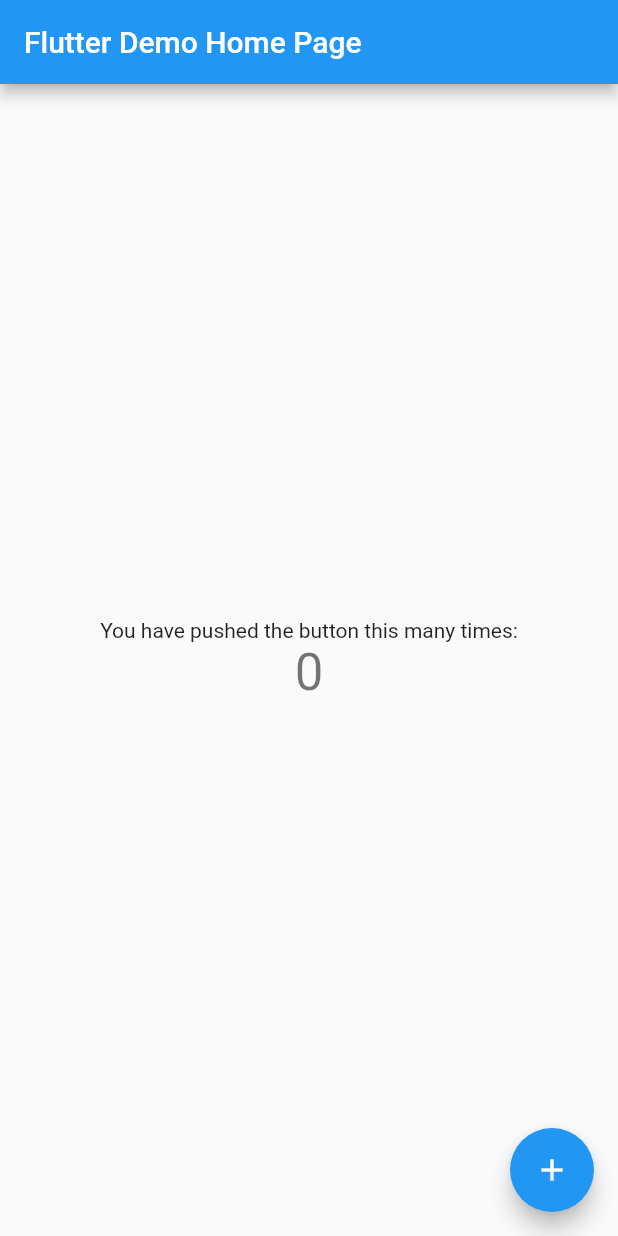
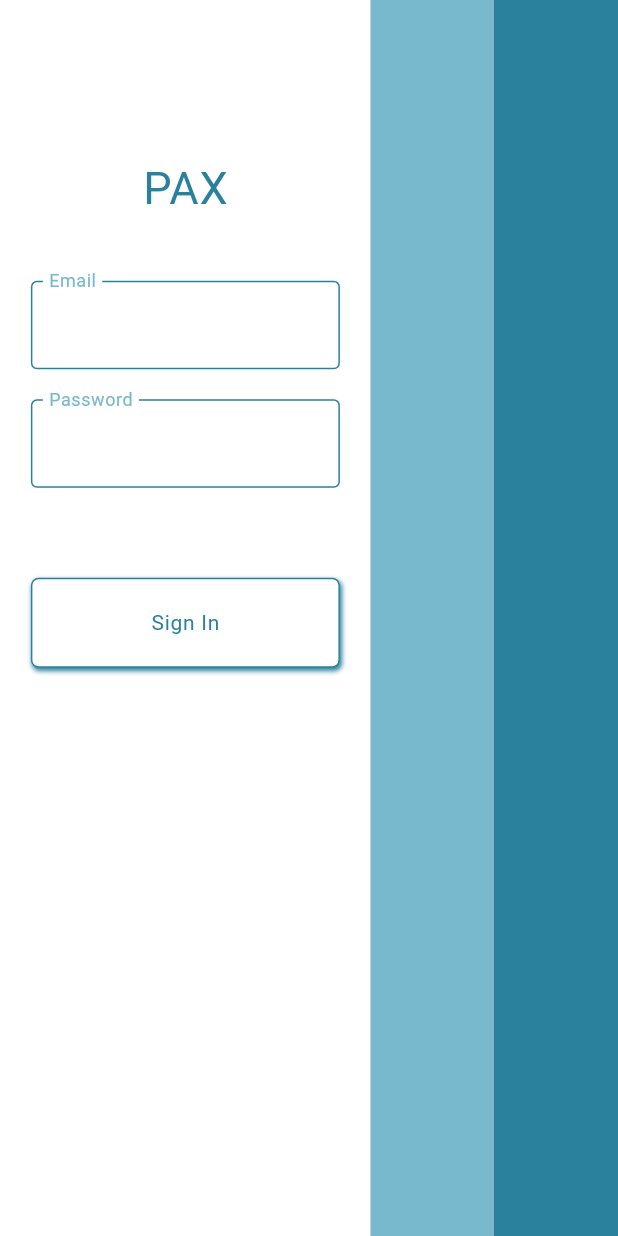
Before and after one commit to l3limp/pax, a Flutter app: the screen it shows after launch, on a phone screen of 412 x 824 dp. Run offline on Flutter 3.47's test engine with Material 2 defaults, Android fonts, the phone set to English and light mode, and no system bars; our stand-ins replace cloud_firestore, firebase_auth, firebase_core, google_fonts; accounts and stored records are empty.

Commit message:
added firebase sign in

```diff
--- /dev/null
+++ b/lib/init/initialisation.dart
@@ -0,0 +1,43 @@
+import 'package:firebase_auth/firebase_auth.dart';
+import 'package:firebase_core/firebase_core.dart';
+import 'package:flutter/material.dart';
+import 'package:pax/screens/home.dart';
+import 'package:pax/screens/login.dart';
+
+class Initialising extends StatefulWidget {
+  const Initialising({Key? key}) : super(key: key);
+
+  @override
+  _InitialisingState createState() => _InitialisingState();
+}
+
+class _InitialisingState extends State<Initialising> {
+  @override
+  Widget build(BuildContext context) {
+    WidgetsFlutterBinding.ensureInitialized();
+    User? _user;
+    return SafeArea(
+      child: Scaffold(
+        backgroundColor: Colors.white,
+        body: Center(
+          child: FutureBuilder(
+            future: Firebase.initializeApp(),
+            builder: (context, snapshot) {
+              if (snapshot.hasData) {
+                final FirebaseAuth _auth = FirebaseAuth.instance;
+                _user = _auth.currentUser;
+                if (_user != null) {
+                  return const HomeScreen();
+                } else {
+                  return const LoginPage();
+                }
+              } else {
+                return const Center(child: CircularProgressIndicator());
+              }
+            },
+          ),
+        ),
+      ),
+    );
+  }
+}
--- a/lib/main.dart
+++ b/lib/main.dart
@@ -1,115 +1,22 @@
 import 'package:flutter/material.dart';
+import 'package:pax/init/initialisation.dart';
+import 'package:pax/screens/home.dart';
+import 'package:pax/screens/login.dart';
 
 void main() {
-  runApp(const MyApp());
+  runApp(
+    MaterialApp(
+      theme: ThemeData(
+        brightness: Brightness.dark,
+        primaryColorDark: Colors.white,
+        primaryColor: Colors.white,
+      ),
+      debugShowCheckedModeBanner: false,
+      routes: {
+        '/': (context) => const Initialising(),
+        '/home': (context) => const HomeScreen(),
+        '/login_page': (context) => const LoginPage(),
+      },
+    ),
+  );
 }
-
-class MyApp extends StatelessWidget {
-  const MyApp({Key? key}) : super(key: key);
-
-  // This widget is the root of your application.
-  @override
-  Widget build(BuildContext context) {
-    return MaterialApp(
-      title: 'Flutter Demo',
-      theme: ThemeData(
-        // This is the theme of your application.
-        //
-        // Try running your application with "flutter run". You'll see the
-        // application has a blue toolbar. Then, without quitting the app, try
-        // changing the primarySwatch below to Colors.green and then invoke
-        // "hot reload" (press "r" in the console where you ran "flutter run",
-        // or simply save your changes to "hot reload" in a Flutter IDE).
-        // Notice that the counter didn't reset back to zero; the application
-        // is not restarted.
-        primarySwatch: Colors.blue,
-      ),
-      home: const MyHomePage(title: 'Flutter Demo Home Page'),
-    );
-  }
-}
-
-class MyHomePage extends StatefulWidget {
-  const MyHomePage({Key? key, required this.title}) : super(key: key);
-
-  // This widget is the home page of your application. It is stateful, meaning
-  // that it has a State object (defined below) that contains fields that affect
-  // how it looks.
-
-  // This class is the configuration for the state. It holds the values (in this
-  // case the title) provided by the parent (in this case the App widget) and
-  // used by the build method of the State. Fields in a Widget subclass are
-  // always marked "final".
-
-  final String title;
-
-  @override
-  State<MyHomePage> createState() => _MyHomePageState();
-}
-
-class _MyHomePageState extends State<MyHomePage> {
-  int _counter = 0;
-
-  void _incrementCounter() {
-    setState(() {
-      // This call to setState tells the Flutter framework that something has
-      // changed in this State, which causes it to rerun the build method below
-      // so that the display can reflect the updated values. If we changed
-      // _counter without calling setState(), then the build method would not be
-      // called again, and so nothing would appear to happen.
-      _counter++;
-    });
-  }
-
-  @override
-  Widget build(BuildContext context) {
-    // This method is rerun every time setState is called, for instance as done
-    // by the _incrementCounter method above.
-    //
-    // The Flutter framework has been optimized to make rerunning build methods
-    // fast, so that you can just rebuild anything that needs updating rather
-    // than having to individually change instances of widgets.
-    return Scaffold(
-      appBar: AppBar(
-        // Here we take the value from the MyHomePage object that was created by
-        // the App.build method, and use it to set our appbar title.
-        title: Text(widget.title),
-      ),
-      body: Center(
-        // Center is a layout widget. It takes a single child and positions it
-        // in the middle of the parent.
-        child: Column(
-          // Column is also a layout widget. It takes a list of children and
-          // arranges them vertically. By default, it sizes itself to fit its
-          // children horizontally, and tries to be as tall as its parent.
-          //
-          // Invoke "debug painting" (press "p" in the console, choose the
-          // "Toggle Debug Paint" action from the Flutter Inspector in Android
-          // Studio, or the "Toggle Debug Paint" command in Visual Studio Code)
-          // to see the wireframe for each widget.
-          //
-          // Column has various properties to control how it sizes itself and
-          // how it positions its children. Here we use mainAxisAlignment to
-          // center the children vertically; the main axis here is the vertical
-          // axis because Columns are vertical (the cross axis would be
-          // horizontal).
-          mainAxisAlignment: MainAxisAlignment.center,
-          children: <Widget>[
-            const Text(
-              'You have pushed the button this many times:',
-            ),
-            Text(
-              '$_counter',
-              style: Theme.of(context).textTheme.headline4,
-            ),
-          ],
-        ),
-      ),
-      floatingActionButton: FloatingActionButton(
-        onPressed: _incrementCounter,
-        tooltip: 'Increment',
-        child: const Icon(Icons.add),
-      ), // This trailing comma makes auto-formatting nicer for build methods.
-    );
-  }
-}
--- /dev/null
+++ b/lib/screens/home.dart
@@ -0,0 +1,32 @@
+import 'package:firebase_auth/firebase_auth.dart';
+import 'package:flutter/material.dart';
+
+class HomeScreen extends StatefulWidget {
+  const HomeScreen({Key? key}) : super(key: key);
+
+  @override
+  _HomeScreenState createState() => _HomeScreenState();
+}
+
+class _HomeScreenState extends State<HomeScreen> {
+  @override
+  Widget build(BuildContext context) {
+    double _height = MediaQuery.of(context).size.height;
+    double _width = MediaQuery.of(context).size.width;
+    FirebaseAuth _auth = FirebaseAuth.instance;
+    User? _user = FirebaseAuth.instance.currentUser;
+    return Scaffold(
+      appBar: AppBar(
+        title: Text("Pax"),
+      ),
+      body: Center(
+          child: TextButton(
+        child: Text("pax sign out"),
+        onPressed: () async {
+          await _auth.signOut();
+          Navigator.popAndPushNamed(context, '/login_page');
+        },
+      )),
+    );
+  }
+}
--- /dev/null
+++ b/lib/screens/login.dart
@@ -0,0 +1,214 @@
+import 'package:pax/theme.dart';
+import 'package:cloud_firestore/cloud_firestore.dart';
+import 'package:firebase_auth/firebase_auth.dart';
+import 'package:flutter/material.dart';
+import 'package:google_fonts/google_fonts.dart';
+
+late FirebaseAuth _firebaseAuth;
+late CollectionReference users;
+
+class LoginPage extends StatelessWidget {
+  const LoginPage({Key? key}) : super(key: key);
+
+  @override
+  Widget build(BuildContext context) {
+    _firebaseAuth = FirebaseAuth.instance;
+    double height = MediaQuery.of(context).size.height;
+    double width = MediaQuery.of(context).size.width;
+    OurTheme _theme = OurTheme();
+    String _email = "";
+    String _password = "";
+    return SafeArea(
+      child: GestureDetector(
+        onTap: () => FocusScope.of(context).unfocus(),
+        child: Scaffold(
+            body: Container(
+          height: height,
+          width: width,
+          child: Row(
+            children: [
+              Container(
+                  height: height,
+                  width: width * 0.6,
+                  color: Colors.white,
+                  child: SingleChildScrollView(
+                    child: Column(
+                      children: [
+                        SizedBox(
+                          height: height * 0.0772,
+                        ),
+                        SizedBox(
+                          height: height * 0.15,
+                          width: width * 0.4,
+                          child: Center(
+                            child: Text("PAX",
+                                style: GoogleFonts.roboto(
+                                  textStyle: TextStyle(
+                                      color: _theme.primaryColor,
+                                      letterSpacing: .5,
+                                      fontSize: 30),
+                                )),
+                          ),
+                        ),
+                        Container(
+                          width: width * 0.5,
+                          child: TextFormField(
+                            onChanged: (text) {
+                              _email = text;
+                            },
+                            decoration: InputDecoration(
+                              border: const OutlineInputBorder(),
+                              labelText: "Email",
+                              floatingLabelBehavior:
+                                  FloatingLabelBehavior.always,
+                              labelStyle:
+                                  TextStyle(color: _theme.secondaryColor),
+                              enabledBorder: OutlineInputBorder(
+                                  borderSide:
+                                      BorderSide(color: _theme.primaryColor)),
+                              focusedBorder: OutlineInputBorder(
+                                  borderSide: BorderSide(
+                                      color: _theme.secondaryColor,
+                                      width: 1.3)),
+                            ),
+                            cursorColor: _theme.secondaryColor,
+                            style: GoogleFonts.roboto(
+                              textStyle: TextStyle(
+                                  color: _theme.primaryColor,
+                                  letterSpacing: .5),
+                            ),
+                            keyboardType: TextInputType.emailAddress,
+                          ),
+                        ),
+                        const SizedBox(
+                          height: 20,
+                        ),
+                        Container(
+                          width: width * 0.5,
+                          child: TextFormField(
+                            onChanged: (text) {
+                              _password = text;
+                            },
+                            decoration: InputDecoration(
+                              border: const OutlineInputBorder(),
+                              labelText: "Password",
+                              floatingLabelBehavior:
+                                  FloatingLabelBehavior.always,
+                              labelStyle:
+                                  TextStyle(color: _theme.secondaryColor),
+                              enabledBorder: OutlineInputBorder(
+                                  borderSide:
+                                      BorderSide(color: _theme.primaryColor)),
+                              focusedBorder: OutlineInputBorder(
+                                  borderSide: BorderSide(
+                                      color: _theme.secondaryColor,
+                                      width: 1.3)),
+                            ),
+                            cursorColor: _theme.secondaryColor,
+                            style: GoogleFonts.roboto(
+                              textStyle: TextStyle(
+                                  color: _theme.primaryColor,
+                                  letterSpacing: .5),
+                            ),
+                            keyboardType: TextInputType.visiblePassword,
+                          ),
+                        ),
+                        const SizedBox(
+                          height: 60,
+                        ),
+                        InkWell(
+                          onTap: () {
+                            if (_password.length < 7) {
+                              const snackBar = SnackBar(
+                                  content: Text(
+                                      'Please choose a password with more than 6 characters'));
+                              ScaffoldMessenger.of(context)
+                                  .showSnackBar(snackBar);
+                            } else {
+                              _signInOrSignUp(context, _email, _password);
+                            }
+                          },
+                          child: Container(
+                              decoration: BoxDecoration(
+                                color: Colors.white,
+                                boxShadow: [
+                                  BoxShadow(
+                                      color: _theme.primaryColor,
+                                      blurRadius: 2,
+                                      offset: const Offset(1, 2)),
+                                ],
+                                border: Border.all(
+                                    color: _theme.primaryColor, width: 1),
+                                borderRadius: BorderRadius.circular(5),
+                              ),
+                              width: width * 0.5,
+                              height: 60,
+                              child: Center(
+                                child: Text(
+                                  "Sign In",
+                                  style: GoogleFonts.roboto(
+                                    textStyle: TextStyle(
+                                        color: _theme.primaryColor,
+                                        letterSpacing: .5),
+                                  ),
+                                ),
+                              )),
+                        ),
+                      ],
+                    ),
+                  )),
+              Container(
+                  height: height,
+                  width: width * 0.2,
+                  color: _theme.secondaryColor),
+              Container(
+                  height: height,
+                  width: width * 0.2,
+                  color: _theme.primaryColor),
+            ],
+          ),
+        )),
+      ),
+    );
+  }
+
+  void _signInOrSignUp(
+      BuildContext _context, String emailID, String password) async {
+    try {
+      await _firebaseAuth.createUserWithEmailAndPassword(
+          email: emailID, password: password);
+      users = FirebaseFirestore.instance.collection('users');
+      print('New user created.');
+      createUser(password);
+      Navigator.popAndPushNamed(_context, '/home');
+    } on FirebaseAuthException catch (e) {
+      if (e.code == 'email-already-in-use') {
+        print('The account already exists for that email.');
+        try {
+          await _firebaseAuth.signInWithEmailAndPassword(
+              email: emailID, password: password);
+          Navigator.popAndPushNamed(_context, '/home');
+        } on FirebaseAuthException catch (e) {
+          if (e.code == 'user-not-found') {
+            print('No user found for that email.');
+          } else if (e.code == 'wrong-password') {
+            print('Wrong password provided for that user.');
+          }
+        }
+      }
+    } catch (e) {
+      print(e);
+    }
+  }
+
+  Future<void> createUser(String password) {
+    return users
+        .doc(_firebaseAuth.currentUser!.uid)
+        .set({
+          'emailID': _firebaseAuth.currentUser!.email.toString(),
+          'password': password,
+        })
+        .then((value) => print("User Added"))
+        .catchError((error) => print("Failed to add user: $error"));
+  }
+}
--- /dev/null
+++ b/lib/theme.dart
@@ -0,0 +1,6 @@
+import 'package:flutter/material.dart';
+
+class OurTheme {
+  Color primaryColor = const Color(0xFF2A819D);
+  Color secondaryColor = const Color(0xFF78B9CD);
+}
```
Also changed, not shown: pubspec.yaml (+8 -19 lines), pubspec.lock, 3 other files.
